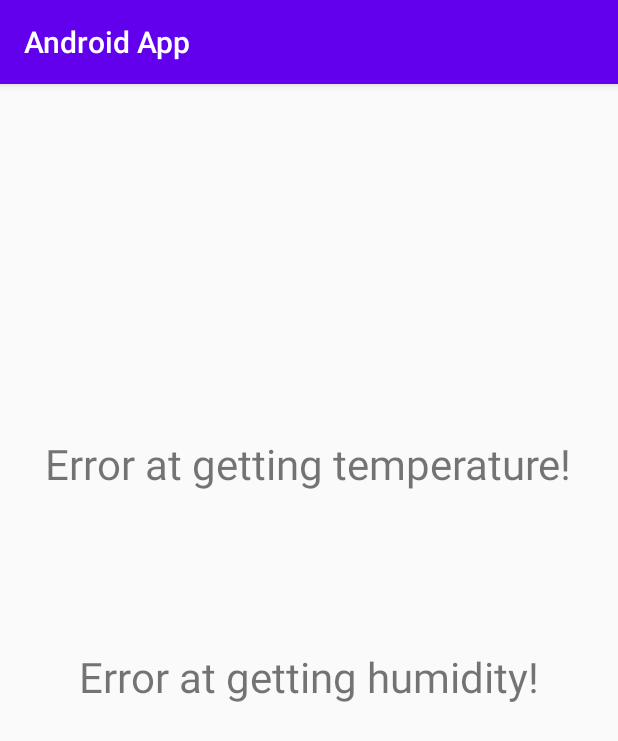
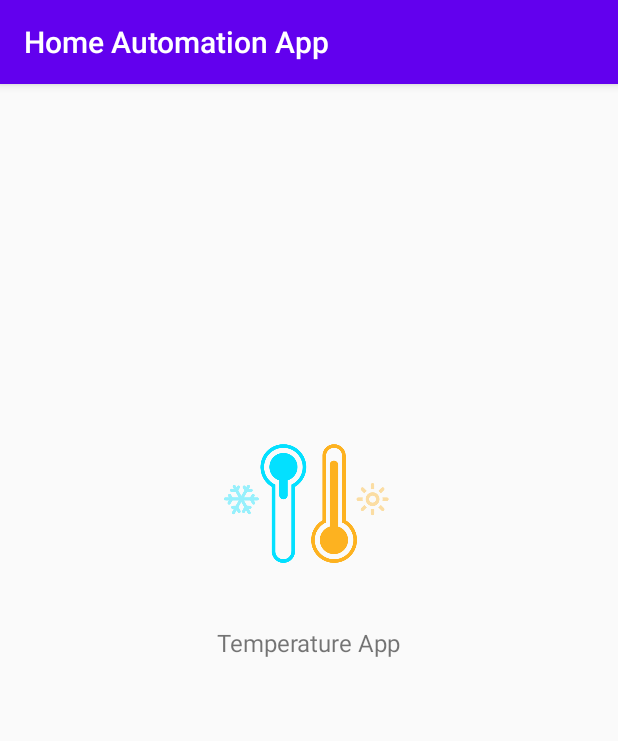
Before and after one commit to corneavlad98/HomeAutomationApp, an Android app: the screen it shows after launch (MainActivity), on a phone screen of 412 x 824 dp. Shown: the top 741 px of the screen. Run offline under Robolectric (Android 15) with nearby library versions, the light colour scheme and no system bars.

Commit message:
Added main activity for choosing desired utilities; Main activity contains an image button to access temperature monitoring feature;

```diff
--- a/Android App/app/src/main/java/com/example/androidapp/MainActivity.kt
+++ b/Android App/app/src/main/java/com/example/androidapp/MainActivity.kt
@@ -1,52 +1,24 @@
 package com.example.androidapp
 
+import android.content.Intent
+import androidx.appcompat.app.AppCompatActivity
 import android.os.Bundle
+import android.view.View
 import android.widget.Button
+import android.widget.ImageButton
 import android.widget.TextView
-import androidx.appcompat.app.AppCompatActivity
-import com.google.firebase.database.DataSnapshot
-import com.google.firebase.database.DatabaseError
-import com.google.firebase.database.FirebaseDatabase
-import com.google.firebase.database.ValueEventListener
-
-var database = FirebaseDatabase.getInstance()
-var myDbReference = database.getReference()
 
 class MainActivity : AppCompatActivity() {
     override fun onCreate(savedInstanceState: Bundle?) {
         super.onCreate(savedInstanceState)
         setContentView(R.layout.activity_main)
 
-        var temperatureTextView = findViewById<TextView>(R.id.textViewTemperature)
-        var humidityTextView = findViewById<TextView>(R.id.textViewHumidity)
-
-        val valueListener = object: ValueEventListener{
-            override fun onDataChange(snapshot: DataSnapshot) {
-                val humidity = snapshot.child("RaspberryPi/DHT11/Humidity/Value%").getValue();
-                val temperature = snapshot.child("RaspberryPi/DHT11/Temperature/Value*C").getValue();
-
-                if( humidity != null) {
-                    val humidityText = "Humidity: $humidity % ";
-                    humidityTextView.setText(humidityText);
-                }
-                else {
-                    val humidityText = "Error at getting humidity!";
-                    humidityTextView.setText(humidityText);
-                }
-
-                if( temperature != null) {
-                    val temperatureText = "Temperature: $temperature *C"
-                    temperatureTextView.setText(temperatureText);
-                }
-                else {
-                    val temperatureText = "Error at getting temperature!";
-                    temperatureTextView.setText(temperatureText);
-                }
-
-            }
-            override fun onCancelled(error: DatabaseError) {
-            }
+        val openTemperatureButton = findViewById<ImageButton>(R.id.imageButton);
+        val temperatureIconText = findViewById<TextView>(R.id.temperatureIconTextView)
+        temperatureIconText.setText("Temperature App")
+        openTemperatureButton.setOnClickListener(){
+            val intent = Intent(this, TemperatureActivity::class.java).apply {}
+            startActivity(intent)
         }
-        myDbReference.addValueEventListener(valueListener);
     }
 }
--- a/Android App/app/src/main/res/layout/activity_main.xml
+++ b/Android App/app/src/main/res/layout/activity_main.xml
@@ -6,37 +6,31 @@
     android:layout_height="match_parent"
     tools:context=".MainActivity">
 
-    <TextView
-        android:id="@+id/textViewTemperature"
-        android:layout_width="wrap_content"
-        android:layout_height="wrap_content"
-        android:layout_marginTop="180dp"
-        android:layout_marginBottom="20dp"
-        android:text="Temperature:"
-        android:textSize="28sp"
-        app:layout_constraintBottom_toTopOf="@+id/textViewHumidity"
-        app:layout_constraintEnd_toEndOf="parent"
-        app:layout_constraintHorizontal_bias="0.497"
-        app:layout_constraintLeft_toLeftOf="parent"
-        app:layout_constraintRight_toRightOf="parent"
-        app:layout_constraintStart_toStartOf="parent"
-        app:layout_constraintTop_toTopOf="parent" />
-
-    <TextView
-        android:id="@+id/textViewHumidity"
-        android:layout_width="wrap_content"
-        android:layout_height="wrap_content"
-        android:layout_marginTop="30dp"
-        android:layout_marginBottom="300dp"
-        android:text="Humidity: "
-        android:textSize="28sp"
+    <ImageButton
+        android:id="@+id/imageButton"
+        android:layout_width="116dp"
+        android:layout_height="88dp"
+        android:adjustViewBounds="true"
+        android:background="?android:selectableItemBackground"
+        android:scaleType="centerInside"
         app:layout_constraintBottom_toBottomOf="parent"
         app:layout_constraintEnd_toEndOf="parent"
         app:layout_constraintHorizontal_bias="0.498"
-        app:layout_constraintLeft_toLeftOf="parent"
-        app:layout_constraintRight_toRightOf="parent"
         app:layout_constraintStart_toStartOf="parent"
-        app:layout_constraintTop_toBottomOf="@+id/textViewTemperature" />
+        app:layout_constraintTop_toTopOf="parent"
+        app:layout_constraintVertical_bias="0.346"
+        app:srcCompat="@drawable/temperature_icon" />
 
-
+    <TextView
+        android:id="@+id/temperatureIconTextView"
+        android:layout_width="wrap_content"
+        android:layout_height="22dp"
+        android:layout_marginBottom="100dp"
+        android:text="Temperature App"
+        android:textSize="16sp"
+        app:layout_constraintBottom_toBottomOf="parent"
+        app:layout_constraintEnd_toEndOf="parent"
+        app:layout_constraintStart_toStartOf="parent"
+        app:layout_constraintTop_toBottomOf="@+id/imageButton"
+        app:layout_constraintVertical_bias="0.117" />
 </androidx.constraintlayout.widget.ConstraintLayout>
--- a/Android App/app/src/main/res/values/colors.xml
+++ b/Android App/app/src/main/res/values/colors.xml
@@ -3,4 +3,5 @@
     <color name="colorPrimary">#6200EE</color>
     <color name="colorPrimaryDark">#3700B3</color>
     <color name="colorAccent">#03DAC5</color>
+    <color name="title_color">#F7FFFFFF</color>
 </resources>
--- a/Android App/app/src/main/res/values/styles.xml
+++ b/Android App/app/src/main/res/values/styles.xml
@@ -7,4 +7,9 @@
         <item name="colorAccent">@color/colorAccent</item>
     </style>
 
+    <style name="TemperatureTheme" parent="Theme.AppCompat.Light.NoActionBar">
+        <item name="colorPrimary">@color/colorPrimary</item>
+        <item name="colorPrimaryDark">@color/colorPrimaryDark</item>
+        <item name="colorAccent">@color/colorAccent</item>
+    </style>
 </resources>
```
Also changed, not shown: Android App/app/src/main/AndroidManifest.xml (+7 -2 lines), Android App/app/src/main/java/com/example/androidapp/TemperatureActivity.kt (added, +64 -0 lines), Android App/app/src/main/res/layout/activity_temperature.xml (added, +80 -0 lines), Android App/app/src/main/res/drawable-v24/temperature_icon.png (added).
